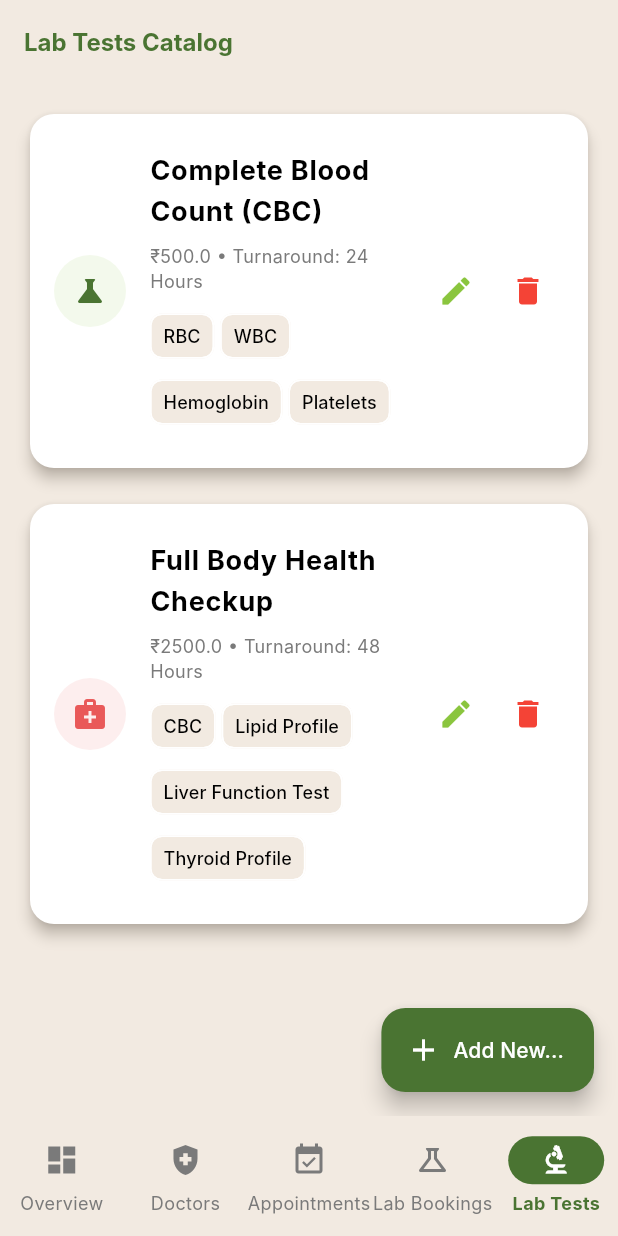
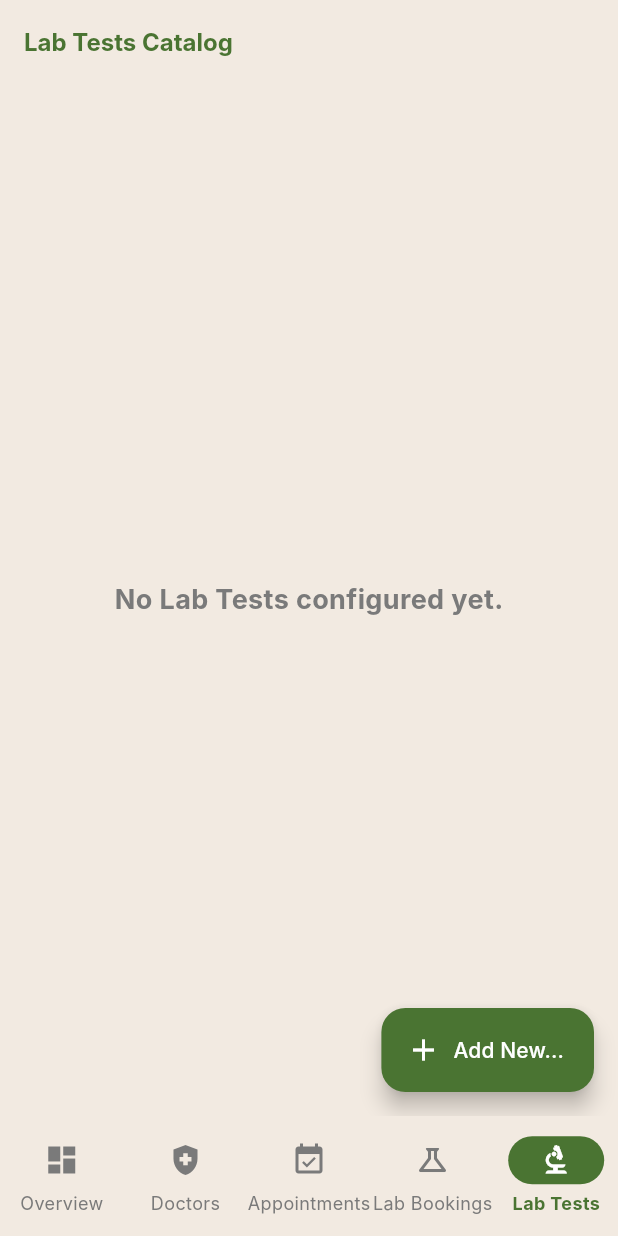
Before and after one commit to naiyo-24/Manju_Admin, a Flutter app: the LabTestsScreen screen opened by its route, on a phone screen of 412 x 824 dp. Run offline on Flutter 3.47's test engine with Material 3 defaults, Android fonts, the light colour scheme and no system bars; our stand-ins replace file_picker, flutter_riverpod, go_router, image_picker, shared_preferences; accounts and stored records are empty; Roboto replaces fonts that are missing (Inter).

Commit message:
feat: clear mock data and add confirmation dialog to lab test deletion

```diff
--- a/lib/services/lab_test_service.dart
+++ b/lib/services/lab_test_service.dart
@@ -1,24 +1,7 @@
 import '../models/lab_test.dart';
 
 class LabTestService {
-  static final List<LabTest> _mockTests = [
-    LabTest(
-      id: 'mock-1',
-      type: 'SINGLE_TEST',
-      title: 'Complete Blood Count (CBC)',
-      price: 500,
-      turnaroundTime: '24 Hours',
-      includes: ['RBC', 'WBC', 'Hemoglobin', 'Platelets'],
-    ),
-    LabTest(
-      id: 'mock-2',
-      type: 'PACKAGE',
-      title: 'Full Body Health Checkup',
-      price: 2500,
-      turnaroundTime: '48 Hours',
-      includes: ['CBC', 'Lipid Profile', 'Liver Function Test', 'Thyroid Profile'],
-    ),
-  ];
+  static final List<LabTest> _mockTests = [];
 
   Future<List<LabTest>> getLabTests() async {
     await Future.delayed(const Duration(seconds: 1));
```
Also changed, not shown: lib/screens/lab_tests/lab_tests_screen.dart (+22 -1 lines).
